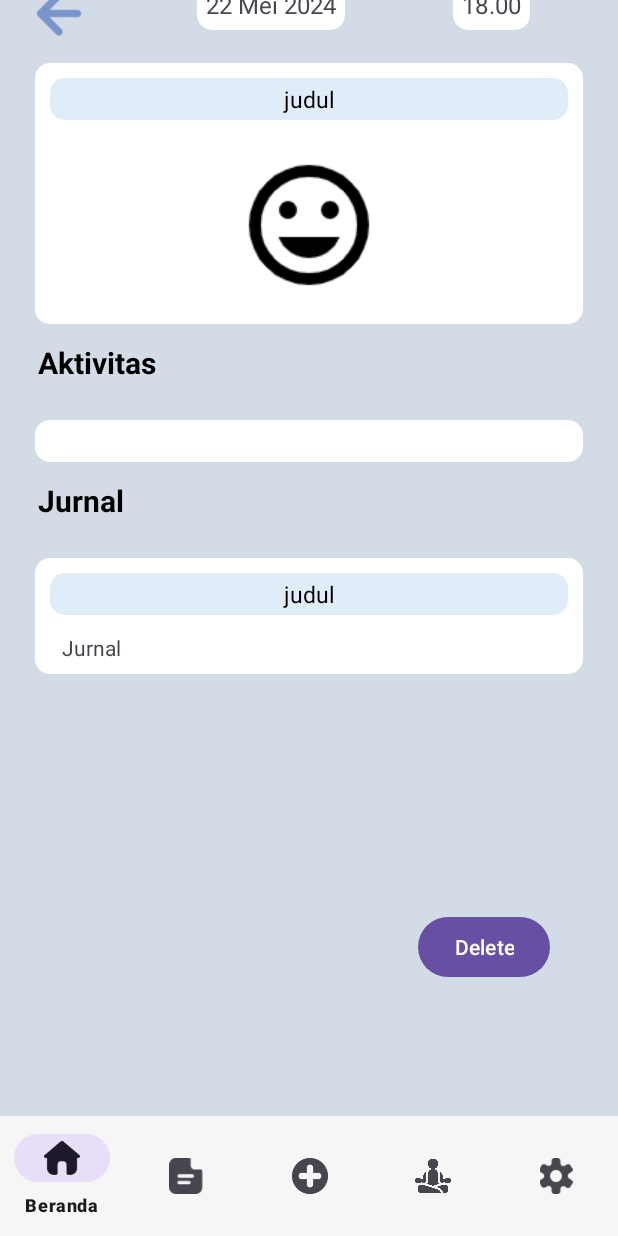
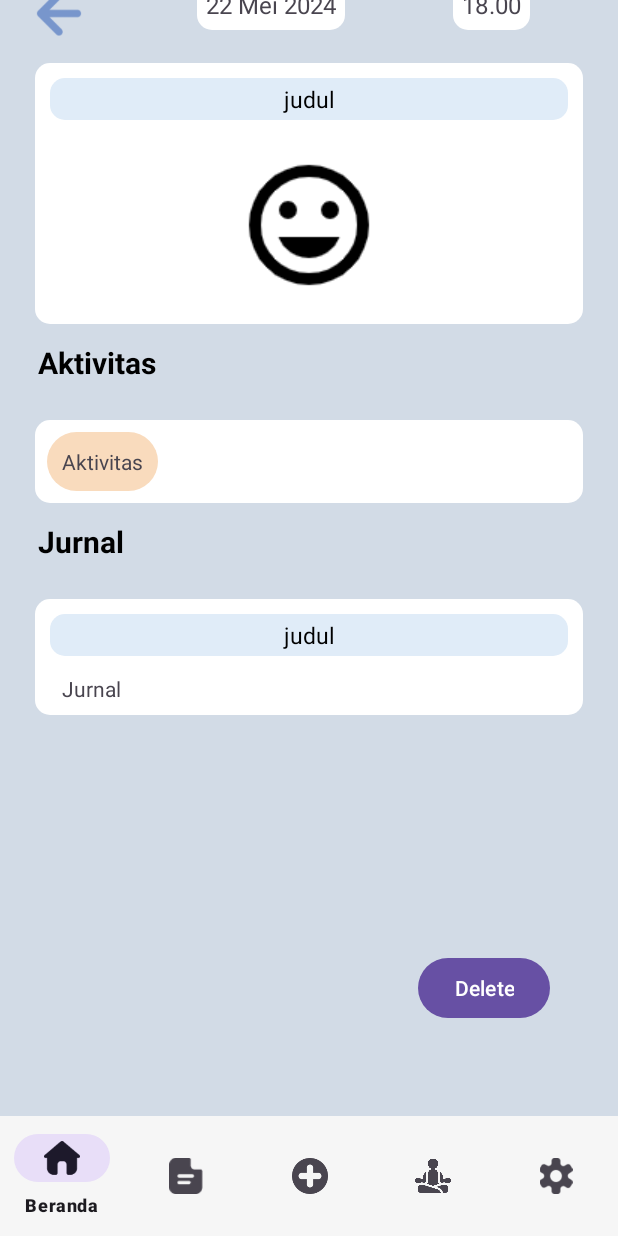
Before and after one commit to Kyizaky/MyMood, an Android app: the fragment IsiRiwayatFragment placed in its activity, on a phone screen of 412 x 824 dp. Run offline under Robolectric (Android 15) with nearby library versions, the light colour scheme and no system bars; our stand-ins replace Room's generated code, navigation-ui; 8 statements that could not run were skipped.

Commit message:
memilih aktivitas dan material chip hanya bisa 1

```diff
--- a/app/build.gradle.kts
+++ b/app/build.gradle.kts
@@ -100,6 +100,7 @@ dependencies {
     implementation (libs.androidx.lifecycle.common.java8)
     implementation (libs.androidx.lifecycle.viewmodel.ktx)
 
+
     // Kotlin components
     implementation (libs.kotlin.stdlib.jdk7)
     api (libs.kotlinx.coroutines.core)
--- a/app/src/main/java/com/example/skripsta/data/User.kt
+++ b/app/src/main/java/com/example/skripsta/data/User.kt
@@ -11,7 +11,7 @@ data class User (
     @PrimaryKey(autoGenerate = true)
     val id: Int,
     val mood: Int,
-    val activities: List<String>,
+    val activities: String,
     val perasaan: String,
     val judul: String,
     val jurnal: String,
--- a/app/src/main/java/com/example/skripsta/data/UserDatabase.kt
+++ b/app/src/main/java/com/example/skripsta/data/UserDatabase.kt
@@ -4,12 +4,9 @@ import android.content.Context
 import androidx.room.Database
 import androidx.room.Room
 import androidx.room.RoomDatabase
-import androidx.room.TypeConverters
-import com.example.skripsta.Converters
 
 
 @Database(entities = [User::class], version = 1, exportSchema = false)
-@TypeConverters(Converters::class)
 abstract class UserDatabase : RoomDatabase() {
 
     abstract fun userDao(): UserDao
--- a/app/src/main/res/layout/fragment_isi_riwayat.xml
+++ b/app/src/main/res/layout/fragment_isi_riwayat.xml
@@ -128,15 +128,15 @@
                 app:layout_constraintStart_toStartOf="parent"
                 app:layout_constraintTop_toBottomOf="@+id/tvActivity">
 
-                <androidx.recyclerview.widget.RecyclerView
-                    android:id="@+id/recyclerViewActivities"
-                    android:textSize="16sp"
-                    android:text="isi aktivitas"
-                    android:layout_width="match_parent"
+                <TextView
+                    android:id="@+id/tv_aktivitasdata"
+                    android:layout_width="wrap_content"
                     android:layout_height="wrap_content"
-                    android:layout_margin="16dp"
+                    android:background="@drawable/rounded_background2"
+                    android:padding="10dp"
+                    android:text="Aktivitas"
+                    android:layout_margin="10dp"
                     app:layout_constraintBottom_toBottomOf="parent"
-                    app:layout_constraintEnd_toEndOf="parent"
                     app:layout_constraintStart_toStartOf="parent"
                     app:layout_constraintTop_toTopOf="parent" />
 
--- a/app/src/main/res/layout/fragment_tambah.xml
+++ b/app/src/main/res/layout/fragment_tambah.xml
@@ -244,7 +244,8 @@
                         app:layout_constraintEnd_toEndOf="parent"
                         app:layout_constraintStart_toStartOf="parent"
                         app:layout_constraintTop_toTopOf="parent"
-                        app:singleLine="false">
+                        app:singleLine="false"
+                        app:singleSelection="true">
 
                         <com.google.android.material.chip.Chip
                             android:id="@+id/chip1"
```
Also changed, not shown: app/src/main/java/com/example/skripsta/Converters.kt (deleted, +0 -15 lines), app/src/main/java/com/example/skripsta/IsiRiwayatFragment.kt (+1 -14 lines), app/src/main/java/com/example/skripsta/PengaturanFragment.kt (+5 -39 lines), app/src/main/java/com/example/skripsta/TambahFragment.kt (+11 -13 lines), app/src/main/java/com/example/skripsta/adapter/ActivityAdapter.kt (deleted, +0 -28 lines), app/src/main/java/com/example/skripsta/adapter/ItemAdapter.kt (+16 -11 lines).
